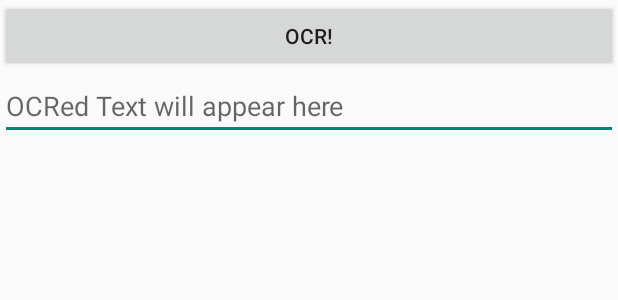
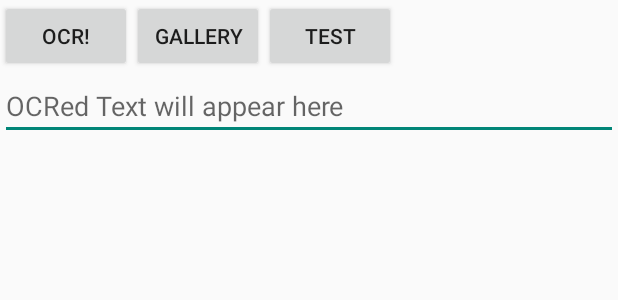
Before and after one commit to DASMendonca/godutch, an Android app: the layout main.xml on its own in the app's theme, with its tools: preview values and no code run, on a phone screen of 412 x 824 dp. Shown: the top 300 px of the screen. Run offline under Robolectric (Android 15) with nearby library versions, the phone set to English and light mode, and no system bars.

Commit message:
OCR from gallery now possible

```diff
--- a/app/src/main/res/layout/main.xml
+++ b/app/src/main/res/layout/main.xml
@@ -1,14 +1,43 @@
 <?xml version="1.0" encoding="utf-8"?>
 <LinearLayout xmlns:android="http://schemas.android.com/apk/res/android"
+    xmlns:tools="http://schemas.android.com/tools"
     android:layout_width="fill_parent"
     android:layout_height="fill_parent"
-    android:orientation="vertical" >
+    android:orientation="vertical">
 
-    <Button
-        android:id="@+id/button"
-        android:layout_width="match_parent"
+
+    <LinearLayout
+        android:layout_width="wrap_content"
         android:layout_height="wrap_content"
-        android:text="@string/button_text" />
+        android:weightSum="3"
+        android:orientation="horizontal"
+        >
+
+        <Button
+            android:id="@+id/OCRbutton"
+            android:layout_weight="1"
+            android:layout_width="0dp"
+            android:layout_height="wrap_content"
+            android:text="@string/button_text"
+            />
+
+        <Button
+            android:id="@+id/ocrFromGallery"
+            android:layout_weight="1"
+            android:layout_width="0dp"
+            android:layout_height="wrap_content"
+            android:text="@string/button_from_gallery"
+            />
+
+        <Button
+            android:id="@+id/test_image"
+            android:layout_weight="1"
+            android:layout_width="0dp"
+            android:layout_height="wrap_content"
+            android:text="test"
+            />
+
+    </LinearLayout>
 
     <EditText
         android:id="@+id/field"
--- a/app/src/main/res/values/strings.xml
+++ b/app/src/main/res/values/strings.xml
@@ -5,5 +5,6 @@
     <string name="app_name">Go Dutch</string>
     <string name="button_text">OCR!</string>
     <string name="text_hint">OCRed Text will appear here</string>
+    <string name="button_from_gallery">Gallery</string>
 
 </resources>
```
Also changed, not shown: app/src/main/java/psoc/com/godutch/GoDutch.java (+103 -40 lines), app/src/main/res/drawable/test_image.png (added), 9 other files.
